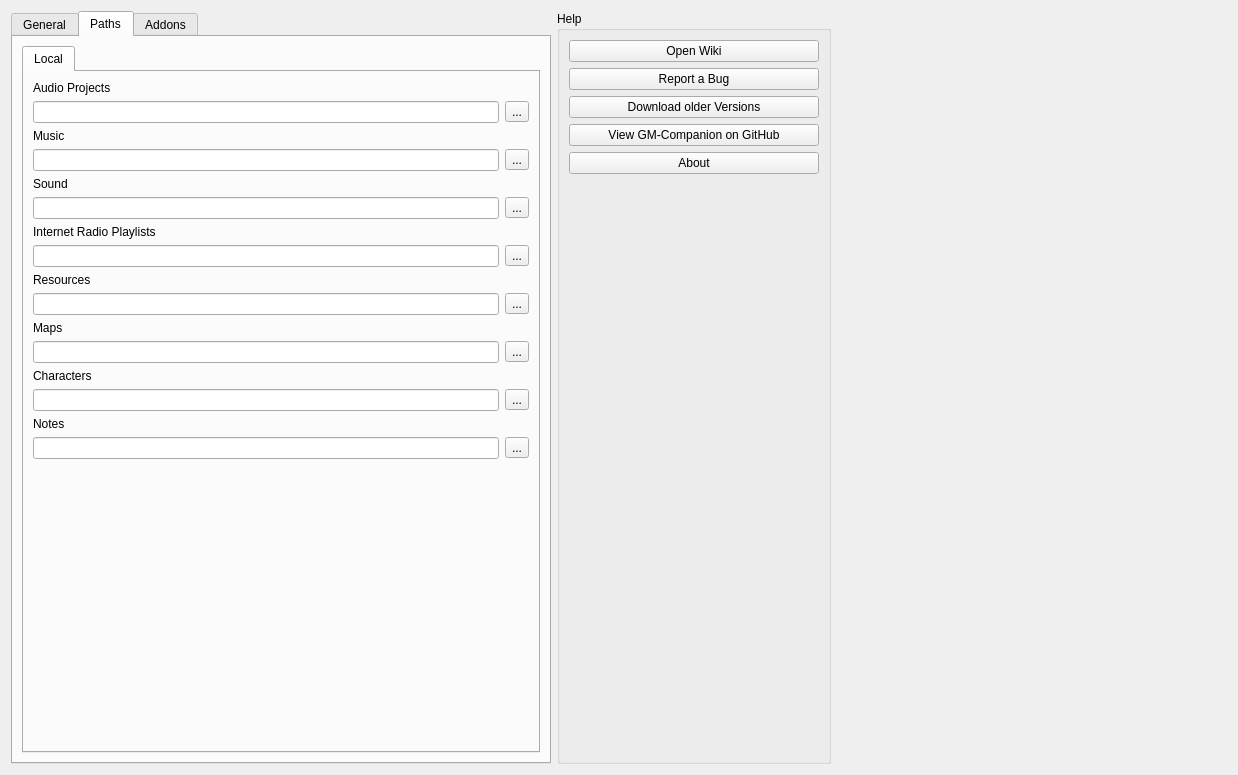
Before: the Qt Designer form gm-companion/dialogs/optionsdialog.ui in PhilInTheGaps/GM-Companion, drawn with Qt 5.
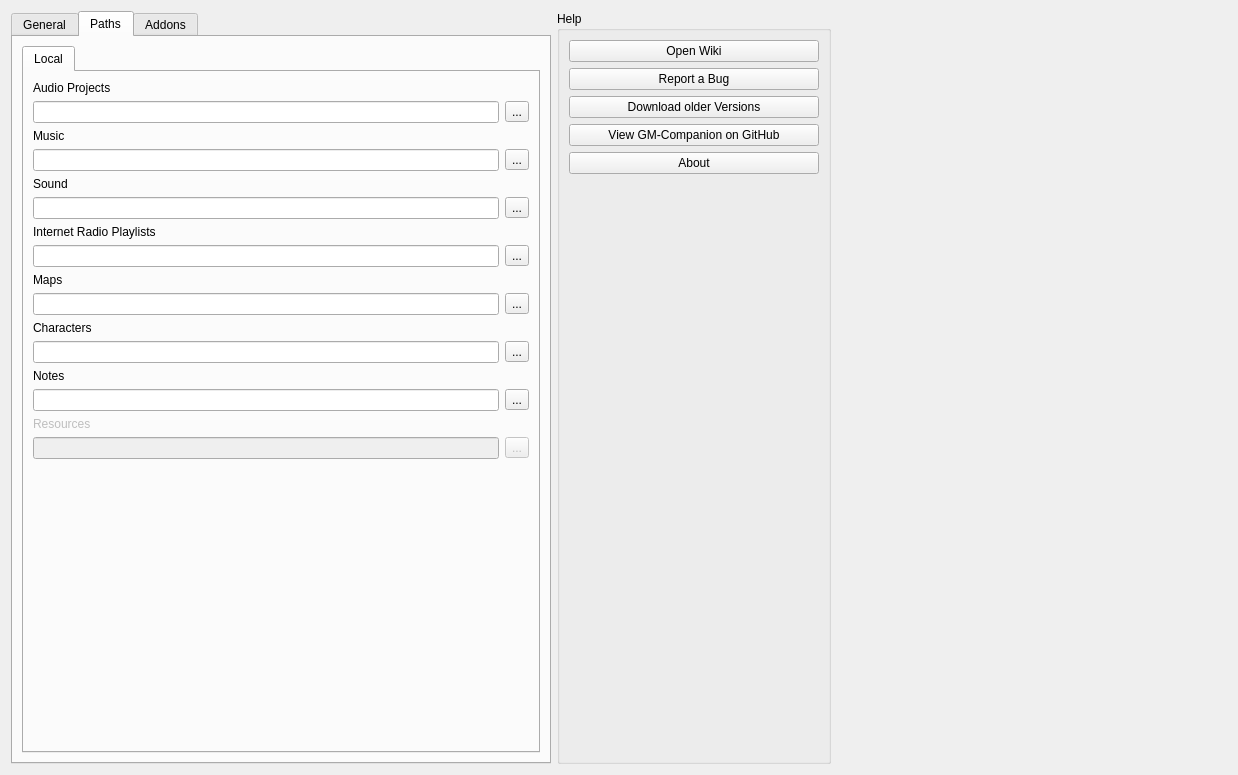
After: the same form once the commit is applied. The open tabs and pages were chosen to show the change. Icons and pictures are not drawn.

Commit message: Fixed path line edits not being changed and some music meta data not being displayed

```diff
--- a/gm-companion/dialogs/optionsdialog.ui
+++ b/gm-companion/dialogs/optionsdialog.ui
@@ -264,34 +264,6 @@
              </item>
             </layout>
            </item>
-           <item>
-            <widget class="QLabel" name="label_3">
-             <property name="text">
-              <string>Resources</string>
-             </property>
-            </widget>
-           </item>
-           <item>
-            <layout class="QHBoxLayout" name="horizontalLayout_4">
-             <item>
-              <widget class="QLineEdit" name="resourcesPath">
-               <property name="readOnly">
-                <bool>true</bool>
-               </property>
-               <property name="clearButtonEnabled">
-                <bool>false</bool>
-               </property>
-              </widget>
-             </item>
-             <item>
-              <widget class="QToolButton" name="setResourcesPath">
-               <property name="text">
-                <string notr="true">...</string>
-               </property>
-              </widget>
-             </item>
-            </layout>
-           </item>
            <item>
             <widget class="QLabel" name="label_5">
              <property name="text">
@@ -373,6 +345,43 @@
              </item>
             </layout>
            </item>
+           <item>
+            <widget class="QLabel" name="label_3">
+             <property name="enabled">
+              <bool>false</bool>
+             </property>
+             <property name="text">
+              <string>Resources</string>
+             </property>
+            </widget>
+           </item>
+           <item>
+            <layout class="QHBoxLayout" name="horizontalLayout_4">
+             <item>
+              <widget class="QLineEdit" name="resourcesPath">
+               <property name="enabled">
+                <bool>false</bool>
+               </property>
+               <property name="readOnly">
+                <bool>true</bool>
+               </property>
+               <property name="clearButtonEnabled">
+                <bool>false</bool>
+               </property>
+              </widget>
+             </item>
+             <item>
+              <widget class="QToolButton" name="setResourcesPath">
+               <property name="enabled">
+                <bool>false</bool>
+               </property>
+               <property name="text">
+                <string notr="true">...</string>
+               </property>
+              </widget>
+             </item>
+            </layout>
+           </item>
            <item>
             <spacer name="verticalSpacer">
              <property name="orientation">
```
Left out of the diff: 14 changed lines with no effect on the pictures. The commit also changes 2 other files.
